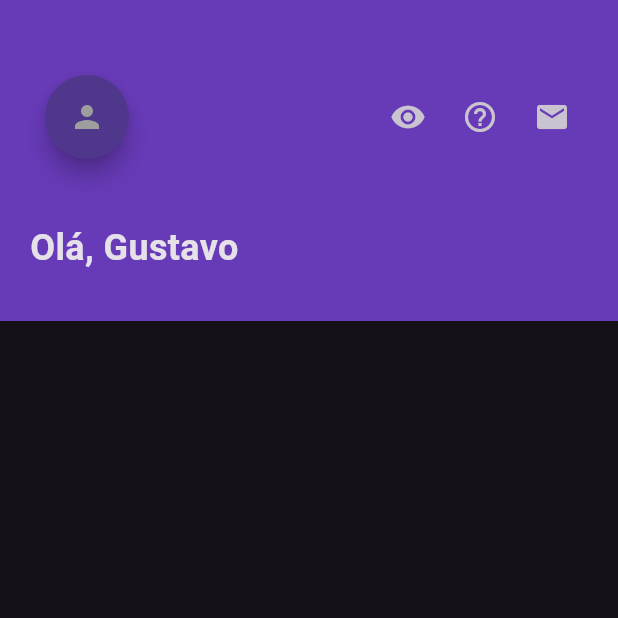
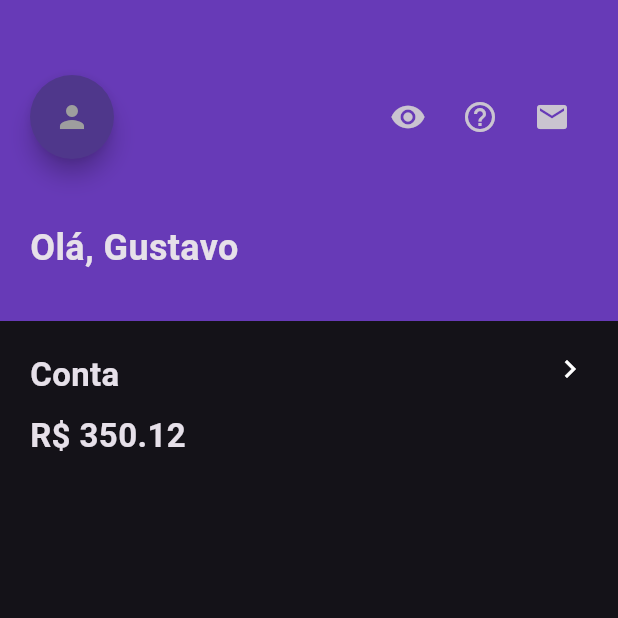
Before and after one commit to Gsdagustavo/nubank_clone, a Flutter app: the screen it shows after launch, on a phone screen of 412 x 824 dp, the top half of it. Run offline on Flutter 3.47's test engine with Material 3 defaults, Android fonts, the phone set to English and light mode, and no system bars.

Commit message:
made the balance display text

```diff
--- a/lib/main.dart
+++ b/lib/main.dart
@@ -34,7 +34,58 @@ class HomePage extends StatelessWidget {
 
   @override
   Widget build(BuildContext context) {
-    return Scaffold(body: Column(children: [const TopAppBar()]));
+    return Scaffold(
+      body: SingleChildScrollView(
+        child: Column(
+          children: [
+            const TopAppBar(),
+
+            Padding(
+              padding: const EdgeInsets.all(20.0),
+              child: InkWell(
+                child: Ink(
+                  child: Row(
+                    crossAxisAlignment: CrossAxisAlignment.start,
+                    mainAxisAlignment: MainAxisAlignment.spaceBetween,
+                    children: [
+                      Column(
+                        crossAxisAlignment: CrossAxisAlignment.start,
+                        children: [
+                          Padding(
+                            padding: const EdgeInsets.only(bottom: 10),
+                            child: Text(
+                              'Conta',
+                              style: TextStyle(
+                                fontSize: 22,
+                                fontWeight: FontWeight.bold,
+                              ),
+
+                              textAlign: TextAlign.start,
+                            ),
+                          ),
+
+                          Text(
+                            'R\$ ${balance.toStringAsFixed(2)}',
+                            style: TextStyle(
+                              fontSize: 22,
+                              fontWeight: FontWeight.bold,
+                            ),
+
+                            textAlign: TextAlign.start,
+                          ),
+                        ],
+                      ),
+
+                      Icon(Icons.keyboard_arrow_right),
+                    ],
+                  ),
+                ),
+              ),
+            ),
+          ],
+        ),
+      ),
+    );
   }
 }
 
@@ -55,15 +106,12 @@ class TopAppBar extends StatelessWidget {
               child: Row(
                 mainAxisAlignment: MainAxisAlignment.spaceBetween,
                 children: [
-                  Padding(
-                    padding: const EdgeInsets.only(left: 10),
-                    child: FloatingActionButton(
-                      onPressed: () {},
-                      shape: CircleBorder(),
-                      child: Icon(
-                        Icons.person,
-                        color: Theme.of(context).primaryColorLight,
-                      ),
+                  FloatingActionButton(
+                    onPressed: () {},
+                    shape: CircleBorder(),
+                    child: Icon(
+                      Icons.person,
+                      color: Theme.of(context).primaryColorLight,
                     ),
                   ),
 
```
